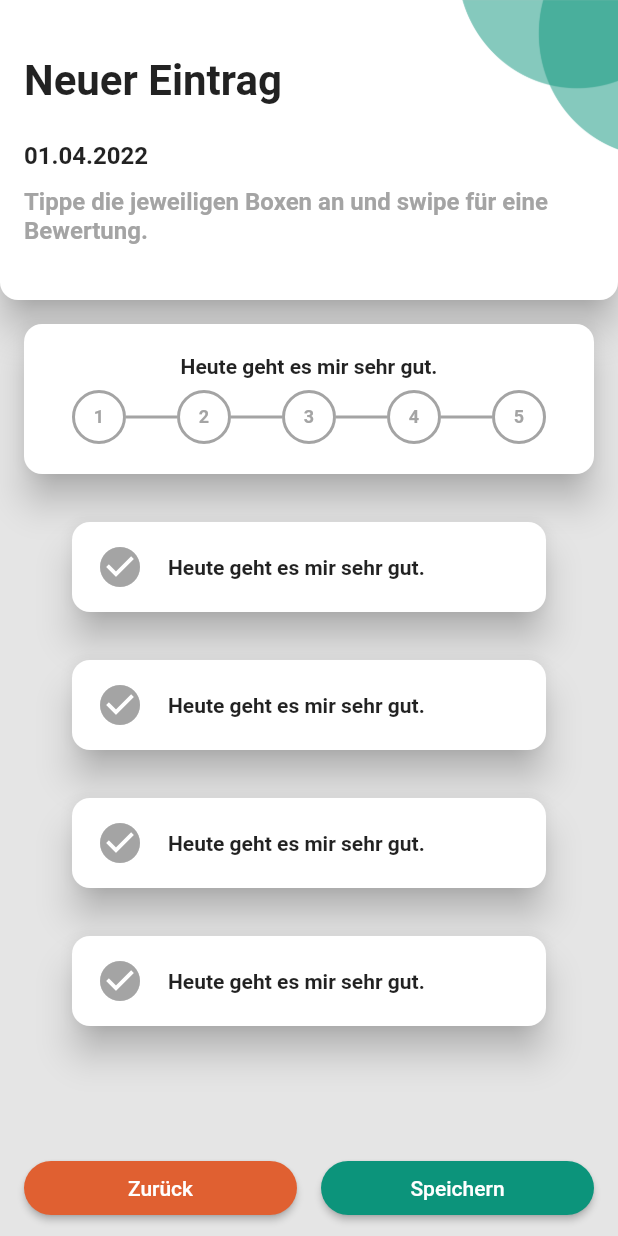
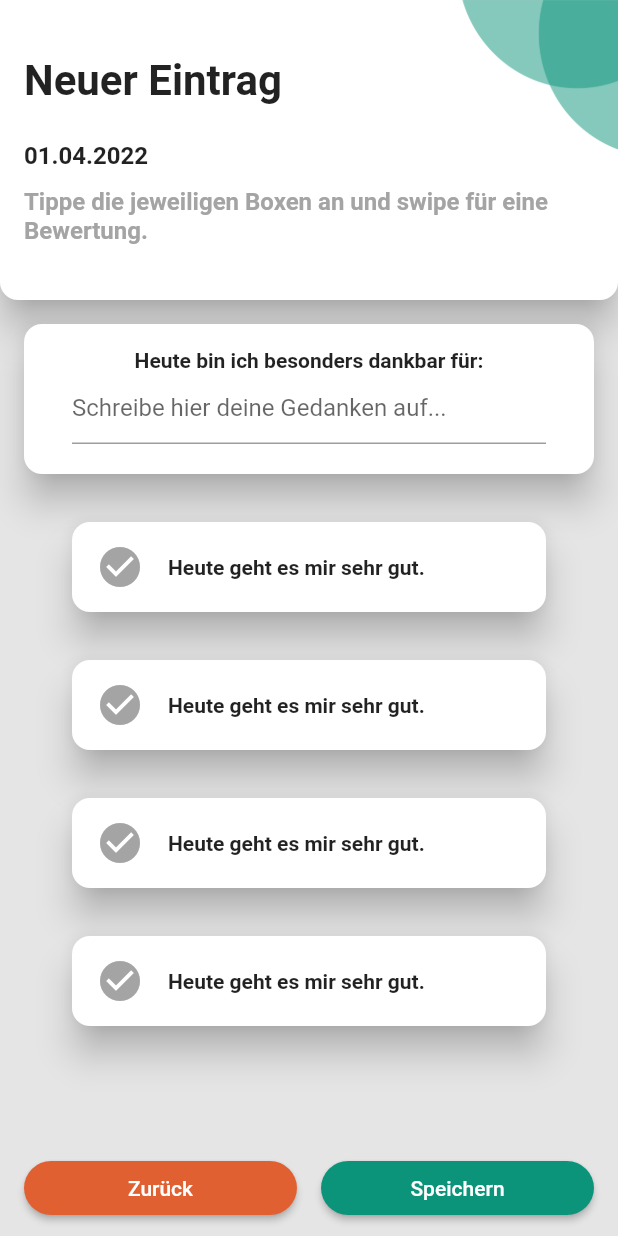
Before and after one commit to fluttervieh/bachelor_thesis_mintag2.0, a Flutter app: the NewEntryView screen opened directly with empty values, after a tap on "Heute geht es mir sehr gut.", on a phone screen of 412 x 824 dp. Run offline on Flutter 3.47's test engine with Material 2 defaults, Android fonts, the phone set to English and light mode, and no system bars; our stand-ins replace firebase_auth, firebase_core, firebase_database, flutter_calendar_carousel, flutter_secure_storage, google_sign_in; accounts and stored records are empty.

Commit message:
applied textfields in new entry view

```diff
--- a/lib/MyDiaryView/NewEntryView.dart
+++ b/lib/MyDiaryView/NewEntryView.dart
@@ -26,6 +26,20 @@ class _NewEntryViewState extends State<NewEntryView> {
 
   final user = FirebaseAuth.instance.currentUser;
   List<EntryMsgDTO> entryMsgDTOs = [];
+  List<ExpandableListItem> _expandableListItems = [];
+
+  @override
+  void initState() {
+    // TODO: implement initState
+    super.initState();
+
+    _expandableListItems.add(ExpandableListItem(index: 1, entries: entryMsgDTOs,  isTextField: true));
+    _expandableListItems.add(ExpandableListItem(index: 2, entries: entryMsgDTOs,  isTextField: true));
+    _expandableListItems.add(ExpandableListItem(index: 1, entries: entryMsgDTOs,  isTextField: false));
+    _expandableListItems.add(ExpandableListItem(index: 2, entries: entryMsgDTOs,  isTextField: false));
+    _expandableListItems.add(ExpandableListItem(index: 1, entries: entryMsgDTOs,  isTextField: false));
+    _expandableListItems.add(ExpandableListItem(index: 2, entries: entryMsgDTOs,  isTextField: false));
+  }
 
 
   @override
@@ -45,7 +59,7 @@ class _NewEntryViewState extends State<NewEntryView> {
                  child: SingleChildScrollView(
                    child: Column(
                      children: [
-                        ExpandableListItem(index: 1, entries: entryMsgDTOs,  isTextField: false),
+                        ExpandableListItem(index: 1, entries: entryMsgDTOs,  isTextField: true),
                         ExpandableListItem(index: 2, entries: entryMsgDTOs, isTextField: false),
                         ExpandableListItem(index: 3, entries: entryMsgDTOs,  isTextField: false),
                         ExpandableListItem(index: 4, entries: entryMsgDTOs,  isTextField: false),
@@ -84,6 +98,7 @@ class _NewEntryViewState extends State<NewEntryView> {
     );
   }
 
+//persists the entry
   void safeEntry(){
     if(entryMsgDTOs.isEmpty){
       showDialog(context: context, builder: (BuildContext context){
@@ -94,7 +109,7 @@ class _NewEntryViewState extends State<NewEntryView> {
     }else{
 
       DiaryEntryDTO newEntry = DiaryEntryDTO(DateTime.now().toString());
-      persistEntryDTO(widget.userAccountDTO.databaseId!, newEntry);
+     // persistEntryDTO(widget.userAccountDTO.databaseId!, newEntry);
 
       newEntry.setEntryMsgs(entryMsgDTOs);
       String entryId = newEntry.entryId!;
@@ -102,7 +117,7 @@ class _NewEntryViewState extends State<NewEntryView> {
 
       entryMsgDTOs.forEach((element) {
         debugPrint("-----]" + element.message + ", " + element.rating.toString());
-        persistEntryMsgDTO(widget.userAccountDTO.databaseId!, entryId, element);
+       // persistEntryMsgDTO(widget.userAccountDTO.databaseId!, entryId, element);
 
       });
 
@@ -194,7 +209,25 @@ class _ExpandableListItemState extends State<ExpandableListItem> {
 
             child: isExpanded?Padding(
               padding: const EdgeInsets.symmetric(horizontal: 16, vertical: 16),
-              child: Column(
+              child: widget.isTextField?Padding(
+                padding: const EdgeInsets.symmetric(horizontal: 16.0),
+                child: Column(
+                  children: [
+                    const Text("Heute bin ich besonders dankbar für:" ,style: TextStyle(fontWeight: FontWeight.bold,)),
+                    TextFormField(
+                      decoration: const InputDecoration(
+                      hintText: "Schreibe hier deine Gedanken auf...",
+                      ),
+                      onSaved:  (String?value){
+                        if(value != null){
+
+                        }
+                      } ,
+                    )
+                  ],
+                ),
+              ):
+               Column(
                 mainAxisAlignment: MainAxisAlignment.spaceAround,
                 crossAxisAlignment: CrossAxisAlignment.center,
                 children:  [
@@ -273,37 +306,29 @@ class _CircleCheckboxState extends State<CircleCheckbox> {
       builder: (BuildContext context, StateSetter setState) {
 
       return GestureDetector(
-        onTap: (){
+        onTap: () => setState((){
+
+
+            if(isNumberSelected()){
+            int oldIndex = getIndexOfAlreadySelectedNumber();
+            if(oldIndex != widget.index){
+              widget.selectedBoxes[oldIndex] = false;
+              _isPressed = false;
+              widget.entryMsgs.remove(msg);
+            }
+          }
 
           if(_isPressed){
-            setState(() {
-              _isPressed = false;
+             _isPressed = false;
               widget.selectedBoxes[widget.index] = false;
               widget.entryMsgs.remove(msg);
-
-            });
           }else{
-
-            // if (widget.selectedBoxes.contains(true)){
-
-            //   int oldIndex = getAlreadySelectedIndex();
-
-            //   setState(() {
-            //     widget.selectedBoxes[oldIndex] = false;
-            //     widget.selectedBoxes[widget.index] = true;
-            //     _isPressed = true;
-
-            //   });
-            // }else{
-              setState(() {
-                widget.entryMsgs.add(msg);
+             widget.entryMsgs.add(msg);
                 widget.selectedBoxes[widget.index] = true;
                 _isPressed = true;
+          }
 
-              });
-            }
-          //}
-        },
+        }),
         child: Container(
           height: 36,
           width: 36,
@@ -333,4 +358,18 @@ class _CircleCheckboxState extends State<CircleCheckbox> {
     }
     return 0;
   }
+
+  bool isNumberSelected(){return widget.selectedBoxes.contains(true);}
+
+  int getIndexOfAlreadySelectedNumber(){
+    int index = 0;
+    for(var element in widget.selectedBoxes){
+      if(element == true){
+        index = widget.selectedBoxes.indexOf(element);
+      }
+    }
+    return index;
+
+  }
+
 }
--- a/lib/ThankfulMomentsView/ThankfulMomentsView.dart
+++ b/lib/ThankfulMomentsView/ThankfulMomentsView.dart
@@ -83,8 +83,6 @@ class _ThankfulMomentsViewState extends State<ThankfulMomentsView> {
 
                             }
                           }
-
-
                           if(isSelected[index]){
                             isSelected[index] = false;
                           }else{
```
